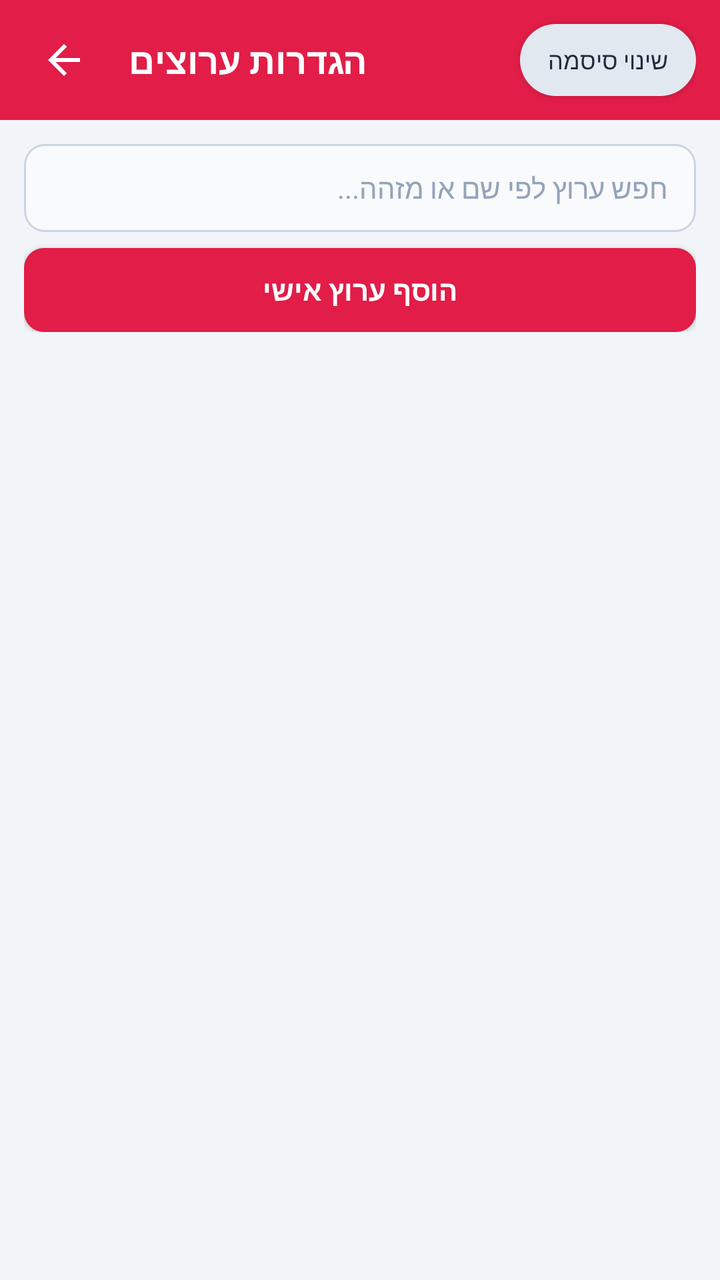
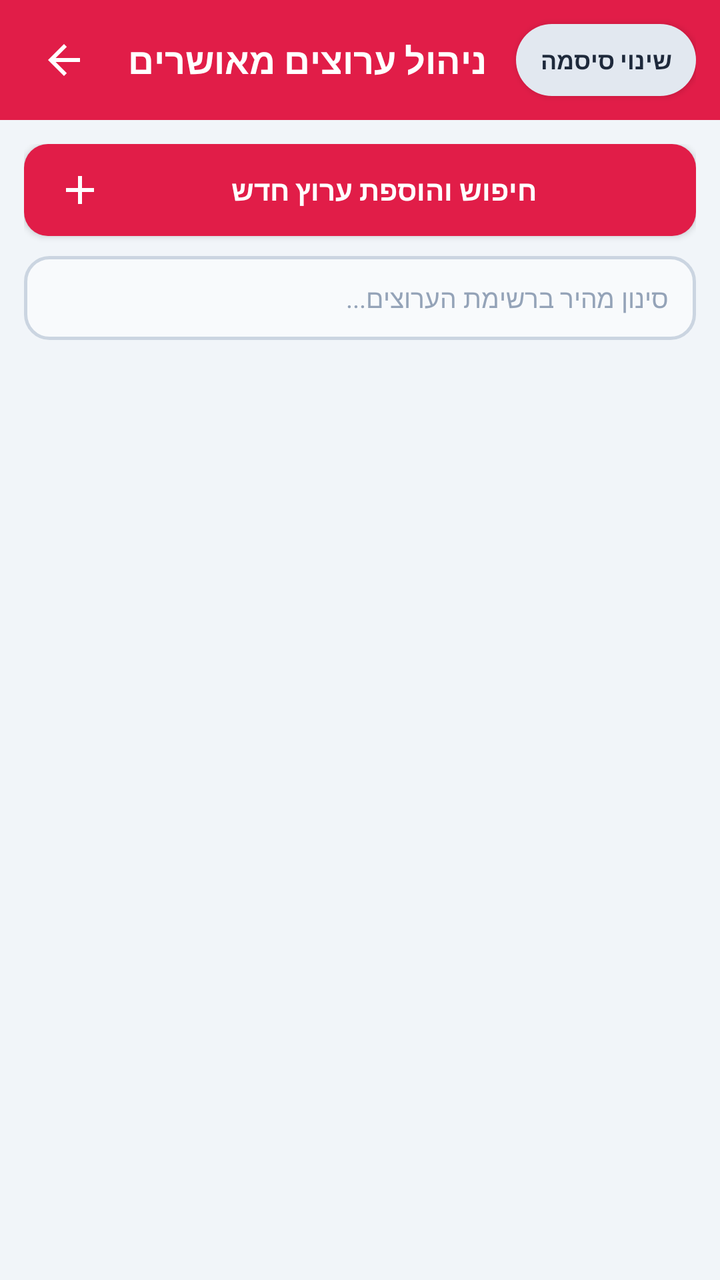

Screens rendered from an Android XML layout before and after an edit, with the pre-edit source and the edit as a unified diff.
<!-- AndroidManifest.xml: application theme android:Theme.Material.Light.NoActionBar -->
<!-- res/layout/activity_settings.xml -->
<?xml version="1.0" encoding="utf-8"?>
<LinearLayout xmlns:android="http://schemas.android.com/apk/res/android"
    android:layout_width="match_parent"
    android:layout_height="match_parent"
    android:background="#F1F5F9"
    android:orientation="vertical">

    
    <RelativeLayout
        android:layout_width="match_parent"
        android:layout_height="60dp"
        android:background="#E11D48"
        android:paddingStart="12dp"
        android:paddingEnd="12dp">

        <ImageButton
            android:id="@+id/btnBack"
            android:layout_width="40dp"
            android:layout_height="40dp"
            android:layout_centerVertical="true"
            android:background="?android:attr/selectableItemBackgroundBorderless"
            android:contentDescription="חזור"
            android:src="@drawable/ic_back" />

        <TextView
            android:layout_width="wrap_content"
            android:layout_height="wrap_content"
            android:layout_centerVertical="true"
            android:layout_marginStart="12dp"
            android:layout_toEndOf="@id/btnBack"
            android:text="@string/settings_title"
            android:textColor="#FFFFFF"
            android:textSize="18sp"
            android:textStyle="bold" />

        <Button
            android:id="@+id/btnChangePass"
            android:layout_width="wrap_content"
            android:layout_height="36dp"
            android:layout_alignParentEnd="true"
            android:layout_centerVertical="true"
            android:background="@drawable/bg_chip_inactive"
            android:paddingStart="12dp"
            android:paddingEnd="12dp"
            android:text="@string/btn_change_pass"
            android:textColor="#1E293B"
            android:textSize="12sp" />
    </RelativeLayout>

    
    <LinearLayout
        android:layout_width="match_parent"
        android:layout_height="wrap_content"
        android:orientation="vertical"
        android:padding="12dp">

        <EditText
            android:id="@+id/etSearchChannels"
            android:layout_width="match_parent"
            android:layout_height="44dp"
            android:background="@drawable/bg_input"
            android:hint="@string/search_channels_hint"
            android:imeOptions="actionSearch"
            android:inputType="text"
            android:paddingStart="14dp"
            android:paddingEnd="14dp"
            android:textColor="#1E293B"
            android:textColorHint="#94A3B8"
            android:textSize="14sp" />

        <Button
            android:id="@+id/btnAddCustomChannel"
            android:layout_width="match_parent"
            android:layout_height="42dp"
            android:layout_marginTop="8dp"
            android:background="@drawable/bg_button"
            android:text="@string/btn_add_custom"
            android:textColor="#FFFFFF"
            android:textSize="14sp"
            android:textStyle="bold" />
    </LinearLayout>

    
    <HorizontalScrollView
        android:layout_width="match_parent"
        android:layout_height="wrap_content"
        android:clipToPadding="false"
        android:paddingStart="12dp"
        android:paddingEnd="12dp"
        android:scrollbars="none">

        <LinearLayout
            android:id="@+id/llCategoryChips"
            android:layout_width="wrap_content"
            android:layout_height="wrap_content"
            android:orientation="horizontal"
            android:paddingBottom="8dp" />
    </HorizontalScrollView>

    
    <ListView
        android:id="@+id/lvSettingsChannels"
        android:layout_width="match_parent"
        android:layout_height="0dp"
        android:layout_weight="1"
        android:divider="@null"
        android:dividerHeight="6dp"
        android:padding="12dp" />

</LinearLayout>
<!-- resources referenced by this layout -->
<resources>
  <!-- drawable bg_button (drawable) -->
  <?xml version="1.0" encoding="utf-8"?>
  <shape xmlns:android="http://schemas.android.com/apk/res/android"
      android:shape="rectangle">
      <solid android:color="#E11D48" />
      <corners android:radius="10dp" />
  </shape>
  <!-- drawable bg_chip_inactive (drawable) -->
  <?xml version="1.0" encoding="utf-8"?>
  <shape xmlns:android="http://schemas.android.com/apk/res/android"
      android:shape="rectangle">
      <solid android:color="#E2E8F0" />
      <corners android:radius="20dp" />
  </shape>
  <!-- drawable bg_input (drawable) -->
  <?xml version="1.0" encoding="utf-8"?>
  <shape xmlns:android="http://schemas.android.com/apk/res/android"
      android:shape="rectangle">
      <solid android:color="#F8FAFC" />
      <corners android:radius="10dp" />
      <stroke
          android:width="1dp"
          android:color="#CBD5E1" />
  </shape>
  <!-- drawable ic_back (drawable) -->
  <vector xmlns:android="http://schemas.android.com/apk/res/android"
      android:width="24dp"
      android:height="24dp"
      android:viewportWidth="24"
      android:viewportHeight="24">
      <path
          android:fillColor="#FFFFFF"
          android:pathData="M20,11H7.83l5.59,-5.59L12,4l-8,8 8,8 1.41,-1.41L7.83,13H20v-2z"/>
  </vector>
  <string name="btn_add_custom">הוסף ערוץ אישי</string>
  <string name="btn_change_pass">שינוי סיסמה</string>
  <string name="search_channels_hint">חפש ערוץ לפי שם או מזהה...</string>
  <string name="settings_title">הגדרות ערוצים</string>
</resources>

<!-- the commit's change to res/layout/activity_settings.xml (unified diff, before → after) -->
@@ -44,7 +44,8 @@
             android:paddingEnd="12dp"
             android:text="@string/btn_change_pass"
             android:textColor="#1E293B"
-            android:textSize="12sp" />
+            android:textSize="12sp"
+            android:textStyle="bold" />
     </RelativeLayout>
 
     
@@ -54,10 +55,25 @@
         android:orientation="vertical"
         android:padding="12dp">
 
+        <Button
+            android:id="@+id/btnAddCustomChannel"
+            android:layout_width="match_parent"
+            android:layout_height="46dp"
+            android:background="@drawable/bg_button"
+            android:drawableStart="@drawable/ic_add"
+            android:gravity="center"
+            android:paddingStart="16dp"
+            android:paddingEnd="16dp"
+            android:text="@string/btn_add_custom"
+            android:textColor="#FFFFFF"
+            android:textSize="14sp"
+            android:textStyle="bold" />
+
         <EditText
             android:id="@+id/etSearchChannels"
             android:layout_width="match_parent"
-            android:layout_height="44dp"
+            android:layout_height="42dp"
+            android:layout_marginTop="10dp"
             android:background="@drawable/bg_input"
             android:hint="@string/search_channels_hint"
             android:imeOptions="actionSearch"
@@ -66,18 +82,7 @@
             android:paddingEnd="14dp"
             android:textColor="#1E293B"
             android:textColorHint="#94A3B8"
-            android:textSize="14sp" />
-
-        <Button
-            android:id="@+id/btnAddCustomChannel"
-            android:layout_width="match_parent"
-            android:layout_height="42dp"
-            android:layout_marginTop="8dp"
-            android:background="@drawable/bg_button"
-            android:text="@string/btn_add_custom"
-            android:textColor="#FFFFFF"
-            android:textSize="14sp"
-            android:textStyle="bold" />
+            android:textSize="13sp" />
     </LinearLayout>
 
     
@@ -104,7 +109,7 @@
         android:layout_height="0dp"
         android:layout_weight="1"
         android:divider="@null"
-        android:dividerHeight="6dp"
+        android:dividerHeight="8dp"
         android:padding="12dp" />
 
 </LinearLayout>
<!-- resource entries referenced after the edit -->
@@ -5,7 +5,7 @@
   <shape xmlns:android="http://schemas.android.com/apk/res/android"
       android:shape="rectangle">
       <solid android:color="#E11D48" />
-      <corners android:radius="10dp" />
+      <corners android:radius="12dp" />
   </shape>
   <!-- drawable bg_chip_inactive (drawable) -->
   <?xml version="1.0" encoding="utf-8"?>
@@ -19,11 +19,21 @@
   <shape xmlns:android="http://schemas.android.com/apk/res/android"
       android:shape="rectangle">
       <solid android:color="#F8FAFC" />
-      <corners android:radius="10dp" />
+      <corners android:radius="12dp" />
       <stroke
-          android:width="1dp"
+          android:width="1.5dp"
           android:color="#CBD5E1" />
   </shape>
+  <!-- drawable ic_add (drawable) -->
+  <vector xmlns:android="http://schemas.android.com/apk/res/android"
+      android:width="24dp"
+      android:height="24dp"
+      android:viewportWidth="24"
+      android:viewportHeight="24">
+      <path
+          android:fillColor="#FFFFFF"
+          android:pathData="M19,13h-6v6h-2v-6H5v-2h6V5h2v6h6v2z"/>
+  </vector>
   <!-- drawable ic_back (drawable) -->
   <vector xmlns:android="http://schemas.android.com/apk/res/android"
       android:width="24dp"
@@ -34,9 +44,9 @@
           android:fillColor="#FFFFFF"
           android:pathData="M20,11H7.83l5.59,-5.59L12,4l-8,8 8,8 1.41,-1.41L7.83,13H20v-2z"/>
   </vector>
-  <string name="btn_add_custom">הוסף ערוץ אישי</string>
+  <string name="btn_add_custom">חיפוש והוספת ערוץ חדש</string>
   <string name="btn_change_pass">שינוי סיסמה</string>
-  <string name="search_channels_hint">חפש ערוץ לפי שם או מזהה...</string>
-  <string name="settings_title">הגדרות ערוצים</string>
+  <string name="search_channels_hint">סינון מהיר ברשימת הערוצים...</string>
+  <string name="settings_title">ניהול ערוצים מאושרים</string>
 </resources>
 
